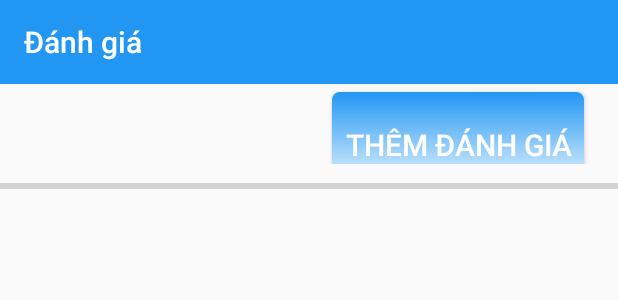
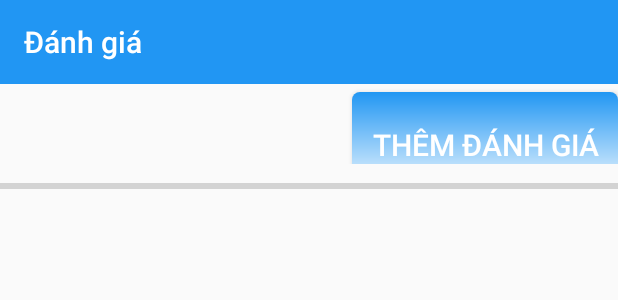
Before and after one commit to baphunguyen/HotelBookingApp, an Android app: the layout activity_danh_gia.xml on its own in the app's theme, with its tools: preview values and no code run, on a phone screen of 412 x 824 dp. Shown: the top 300 px of the screen. Run offline under Robolectric (Android 15) with nearby library versions, the phone set to English and light mode, and no system bars.

Commit message:
file danh gia

```diff
--- a/app/src/main/res/layout/activity_danh_gia.xml
+++ b/app/src/main/res/layout/activity_danh_gia.xml
@@ -17,13 +17,13 @@
         app:titleTextColor="#FFFFFF" />
 
     <LinearLayout
-
+        android:weightSum="10"
         android:orientation="horizontal"
         android:layout_width="match_parent"
         android:layout_height="53dp">
 
         <TextView
-
+            android:layout_weight="6"
             android:id="@+id/tongmark"
             android:layout_width="221dp"
             android:layout_height="70dp"
@@ -34,8 +34,7 @@
             android:id="@+id/buttonnhapdanhgia"
             android:layout_width="168dp"
             android:layout_height="70dp"
-
-
+            android:layout_weight="4"
             android:background="@drawable/custom_button"
             android:gravity="center"
             android:text="Thêm Đánh Giá"
```
